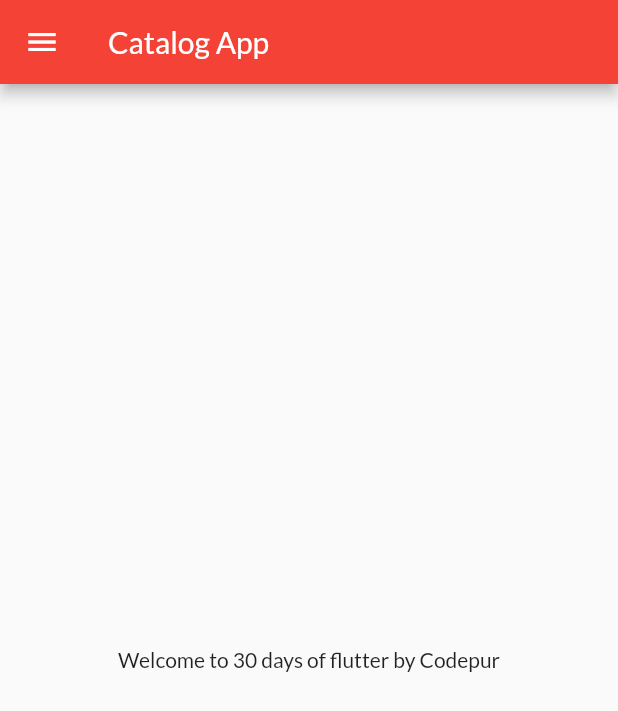
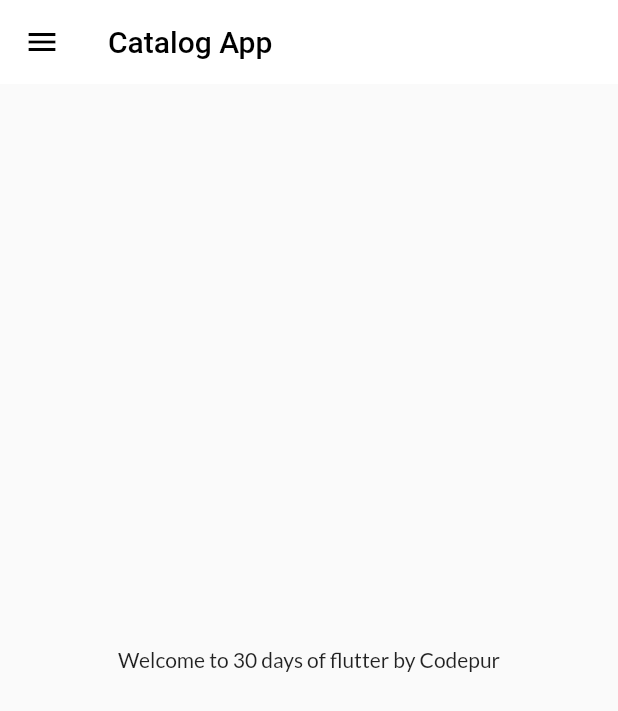
Before and after one commit to susan7979/30DaysOfFlutter, a Flutter app: the screen it shows after launch, on a phone screen of 412 x 824 dp. Shown: the top 711 px of the screen. Run offline on Flutter 3.47's test engine with Material 2 defaults, Android fonts, the phone set to English and light mode, and no system bars; our stand-ins replace google_fonts.

Commit message:
themes extracted

```diff
--- a/lib/main.dart
+++ b/lib/main.dart
@@ -1,5 +1,6 @@
 import 'package:flutter/material.dart';
 import 'package:flutter_catalog/utils/routes.dart';
+import 'package:flutter_catalog/widgets/themes.dart';
 
 import 'pages/home_page.dart';
 import 'pages/login_page.dart';
@@ -14,12 +15,9 @@ class MyApp extends StatelessWidget {
   Widget build(BuildContext context) {
     return MaterialApp(
       themeMode: ThemeMode.light,
-      theme: ThemeData(
-        primarySwatch: Colors.red,
-        fontFamily: GoogleFonts.lato().fontFamily,
-      ),
+      theme: MyTheme.lightTheme(context),
+      darkTheme: MyTheme.darkTheme(context),
       debugShowCheckedModeBanner: false,
-      darkTheme: ThemeData(brightness: Brightness.dark),
       initialRoute: MyRoutes.homeRoute,
       routes: {
         "/": (context) => LoginPage(),
--- a/lib/pages/home_page.dart
+++ b/lib/pages/home_page.dart
@@ -9,7 +9,10 @@ class HomePage extends StatelessWidget {
   Widget build(BuildContext context) {
     return Scaffold(
       appBar: AppBar(
-        title: Text("Catalog App"),
+        title: Text("Catalog App",
+            style: TextStyle(
+              color: Colors.black,
+            )),
       ),
       body: Center(
         child: Container(
--- /dev/null
+++ b/lib/widgets/themes.dart
@@ -0,0 +1,16 @@
+import 'package:flutter/material.dart';
+import 'package:google_fonts/google_fonts.dart';
+
+class MyTheme {
+  static ThemeData lightTheme(BuildContext context) => ThemeData(
+      primarySwatch: Colors.red,
+      fontFamily: GoogleFonts.lato().fontFamily,
+      appBarTheme: AppBarTheme(
+          color: Colors.white,
+          elevation: 0.0,
+          iconTheme: IconThemeData(color: Colors.black),
+          textTheme: Theme.of(context).textTheme));
+
+  static ThemeData darkTheme(BuildContext context) =>
+      ThemeData(brightness: Brightness.dark);
+}
```
